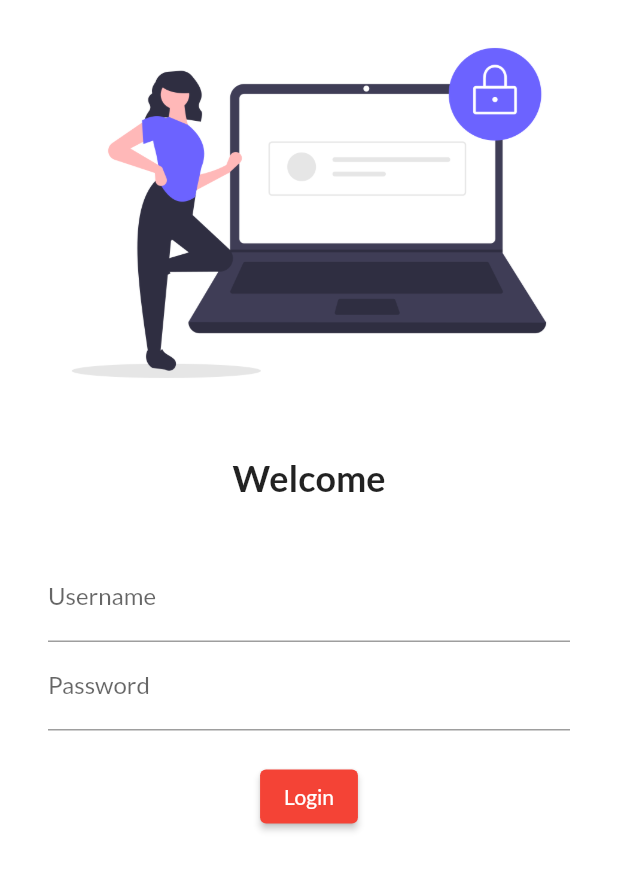
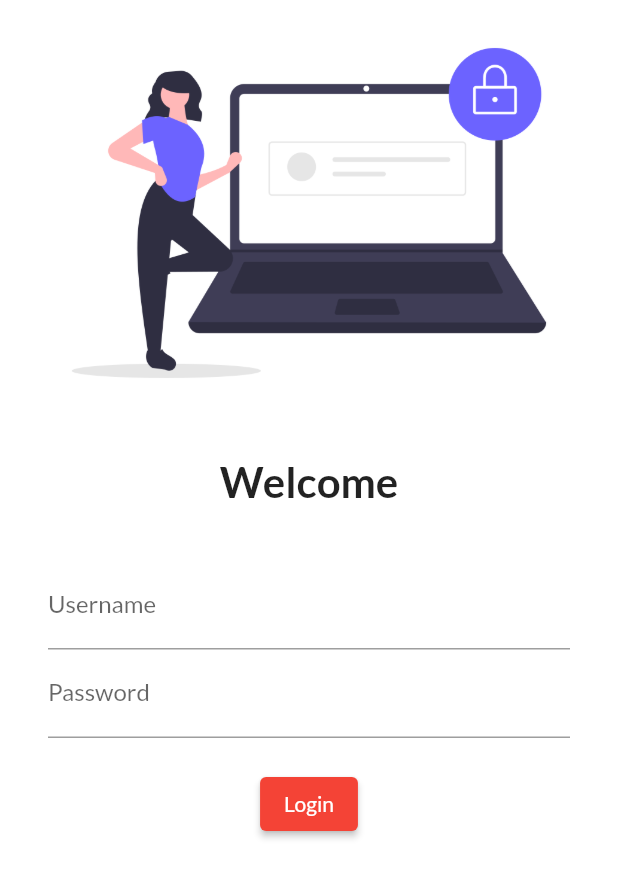
Before and after one commit to amarjitsingh52922/30daysofflutter, a Flutter app: the screen it shows after launch, on a phone screen of 412 x 824 dp. Shown: the top 878 px of the screen. Run offline on Flutter 3.47's test engine with Material 2 defaults, Android fonts, the phone set to English and light mode, and no system bars; our stand-ins replace google_fonts.

Commit message:
day 5 completed

```diff
--- a/lib/main.dart
+++ b/lib/main.dart
@@ -1,4 +1,5 @@
 import 'package:day2/pages/login_page.dart';
+import 'package:day2/utils/routes.dart';
 import 'pages/home_page.dart';
 import 'package:flutter/material.dart';
 import 'package:google_fonts/google_fonts.dart';
@@ -22,8 +23,8 @@ class MyApp extends StatelessWidget {
       initialRoute: "/",
       routes: {
         "/": (context) => LoginPage(),
-        "/home": (context) => HomePage(),
-        "/login": (context) => LoginPage(),
+        MyRoutes.homeRoute: (context) => HomePage(),
+        MyRoutes.loginRoute: (context) => LoginPage(),
       },
     );
   }
--- a/lib/pages/login_page.dart
+++ b/lib/pages/login_page.dart
@@ -1,3 +1,4 @@
+import 'package:day2/utils/routes.dart';
 import 'package:flutter/material.dart';
 
 class LoginPage extends StatelessWidget {
@@ -7,6 +8,7 @@ class LoginPage extends StatelessWidget {
   Widget build(BuildContext context) {
     return Material(
       color: Colors.white,
+      child: SingleChildScrollView(
         child: Column(
           children: [
             Image.asset(
@@ -19,7 +21,7 @@ class LoginPage extends StatelessWidget {
             Text(
               "Welcome",
               style: TextStyle(
-              fontSize: 24,
+                fontSize: 28,
                 fontWeight: FontWeight.bold,
               ),
             ),
@@ -33,25 +35,31 @@ class LoginPage extends StatelessWidget {
                 children: [
                   TextFormField(
                     decoration: InputDecoration(
-                      hintText: "Please Enter Username", labelText: "Username"),
+                        hintText: "Please Enter Username",
+                        labelText: "Username"),
                   ),
                   TextFormField(
                     obscureText: true,
                     decoration: InputDecoration(
-                      hintText: "Please Enter Password", labelText: "Password"),
+                        hintText: "Please Enter Password",
+                        labelText: "Password"),
                   ),
                   SizedBox(
                     height: 20.0,
                   ),
                   ElevatedButton(
-                  onPressed: () {},
+                    onPressed: () {
+                      Navigator.pushNamed(context, MyRoutes.homeRoute);
+                    },
                     child: Text("Login"),
+                    style: TextButton.styleFrom(),
                   ),
                 ],
               ),
             )
           ],
         ),
+      ),
     );
   }
 }
--- /dev/null
+++ b/lib/utils/routes.dart
@@ -0,0 +1,4 @@
+class MyRoutes {
+  static String loginRoute = "/login";
+  static String homeRoute = "/home";
+}
```
Lines whose indentation alone changed are shown as unchanged.
